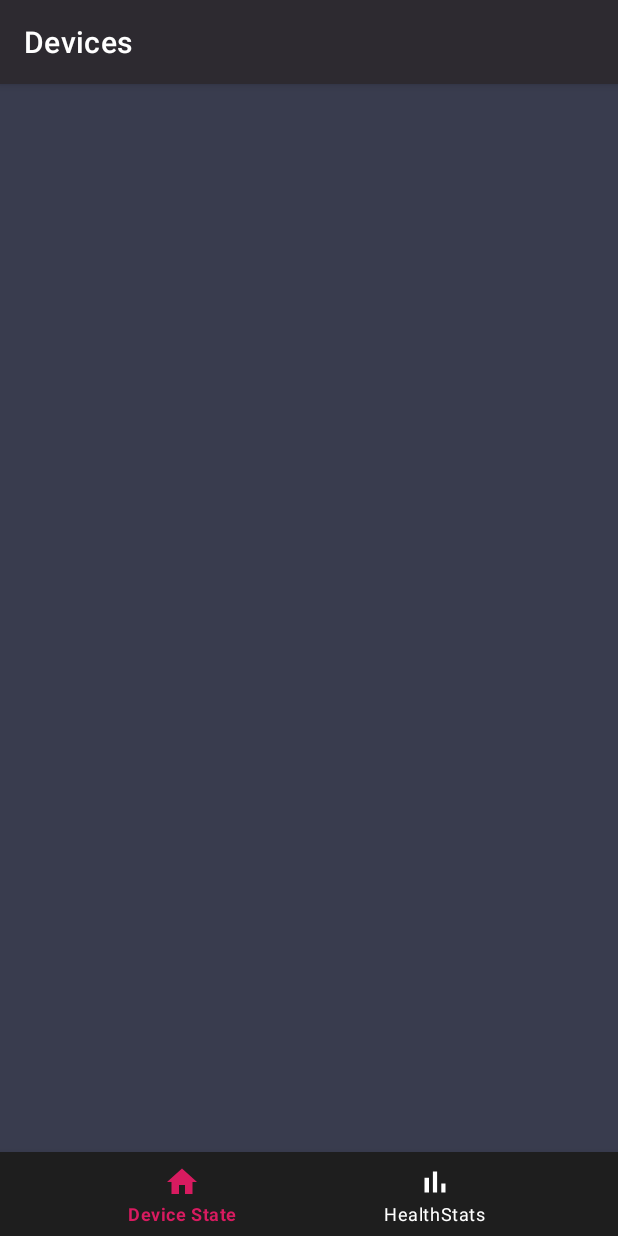
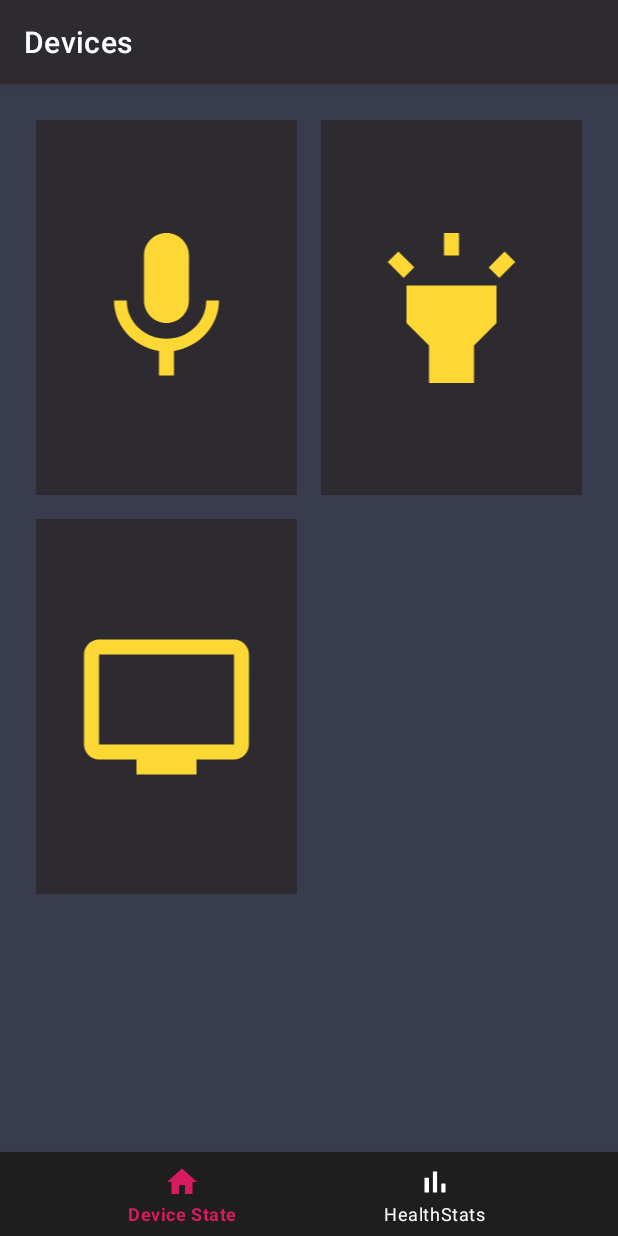
Before and after one commit to jasmeet0915/D.R.A.N.Z.E.R, an Android app: the screen it shows after launch (DranzerActivity), on a phone screen of 412 x 824 dp. Run offline under Robolectric (Android 15) with nearby library versions, the phone set to English and light mode, and no system bars; our stand-ins replace navigation-ui.

Commit message:
Adds initial setup for `DeviceListAdapter` for devices to be controlled

```diff
--- a/dranzer-app/app/build.gradle
+++ b/dranzer-app/app/build.gradle
@@ -1,6 +1,7 @@
 plugins {
     id 'com.android.application'
     id 'kotlin-android'
+    id 'kotlin-android-extensions'
 }
 
 android {
--- a/dranzer-app/app/src/main/java/com/developers/dranzer/data/Device.kt
+++ b/dranzer-app/app/src/main/java/com/developers/dranzer/data/Device.kt
@@ -1,7 +1,10 @@
 package com.developers.dranzer.data
+
+import com.developers.dranzer.R
 
 interface DeviceInterface {
     fun getTopic(): String
+    fun getImage(): Int
 }
 
 enum class Device : DeviceInterface {
@@ -9,15 +12,27 @@ enum class Device : DeviceInterface {
         override fun getTopic(): String {
             return "workroom-alexa"
         }
+
+        override fun getImage(): Int {
+            return R.drawable.baseline_mic_black_48dp
+        }
     },
     ROOM_LIGHT {
         override fun getTopic(): String {
             return "workroom-light"
         }
+
+        override fun getImage(): Int {
+            return R.drawable.baseline_highlight_yellow_600_48dp
+        }
     },
     ALL {
         override fun getTopic(): String {
             return "all-devices"
+        }
+
+        override fun getImage(): Int {
+            TODO("Not yet implemented")
         }
     };
 
@@ -26,10 +41,18 @@ enum class Device : DeviceInterface {
             override fun getTopic(): String {
                 return "extension-one"
             }
+
+            override fun getImage(): Int {
+                TODO("Not yet implemented")
+            }
         },
         EXTENSION_TWO {
             override fun getTopic(): String {
                 return "extension-two"
+            }
+
+            override fun getImage(): Int {
+                TODO("Not yet implemented")
             }
         },
     }
@@ -39,10 +62,18 @@ enum class Device : DeviceInterface {
             override fun getTopic(): String {
                 return "monitor-one"
             }
+
+            override fun getImage(): Int {
+                return R.drawable.baseline_tv_white_48dp
+            }
         },
         TWO {
             override fun getTopic(): String {
                 return "monitor-two"
+            }
+
+            override fun getImage(): Int {
+                return R.drawable.baseline_tv_white_48dp
             }
         };
     }
--- /dev/null
+++ b/dranzer-app/app/src/main/java/com/developers/dranzer/data/DranzerDevice.kt
@@ -0,0 +1,7 @@
+package com.developers.dranzer.data
+
+data class DranzerDevice(
+        val deviceId: Long,
+        val device: DeviceInterface,
+        val state: DeviceState
+)
--- /dev/null
+++ b/dranzer-app/app/src/main/java/com/developers/dranzer/ui/devices/DeviceListAdapter.kt
@@ -0,0 +1,32 @@
+package com.developers.dranzer.ui.devices
+
+import android.view.LayoutInflater
+import android.view.View
+import android.view.ViewGroup
+import androidx.recyclerview.widget.ListAdapter
+import androidx.recyclerview.widget.RecyclerView
+import com.developers.dranzer.R
+import com.developers.dranzer.data.DranzerDevice
+import com.developers.dranzer.ui.devices.DeviceListAdapter.DeviceListViewHolder
+import kotlinx.android.synthetic.main.row_device.view.*
+
+class DeviceListAdapter : ListAdapter<DranzerDevice, DeviceListViewHolder>(DeviceListDiffUtil()) {
+
+    override fun onCreateViewHolder(parent: ViewGroup, viewType: Int): DeviceListViewHolder {
+        val view = LayoutInflater.from(parent.context)
+                .inflate(R.layout.row_device, parent, false)
+        return DeviceListViewHolder(view)
+    }
+
+    override fun onBindViewHolder(holder: DeviceListViewHolder, position: Int) {
+        holder.bind(getItem(position))
+    }
+
+    inner class DeviceListViewHolder(itemView: View) : RecyclerView.ViewHolder(itemView) {
+        fun bind(dranzerDevice: DranzerDevice) {
+            val imageId = dranzerDevice.device.getImage()
+            itemView.deviceImage.setImageResource(imageId)
+        }
+    }
+
+}
--- /dev/null
+++ b/dranzer-app/app/src/main/java/com/developers/dranzer/ui/devices/DeviceListDiffUtil.kt
@@ -0,0 +1,18 @@
+package com.developers.dranzer.ui.devices
+
+import androidx.recyclerview.widget.DiffUtil
+import com.developers.dranzer.data.Device
+import com.developers.dranzer.data.DranzerDevice
+
+class DeviceListDiffUtil: DiffUtil.ItemCallback<DranzerDevice>() {
+
+    override fun areItemsTheSame(oldItem: DranzerDevice, newItem: DranzerDevice): Boolean {
+        return oldItem.deviceId == newItem.deviceId
+    }
+
+    override fun areContentsTheSame(oldItem: DranzerDevice, newItem: DranzerDevice): Boolean {
+        oldItem.device as Device
+        newItem.device as Device
+        return oldItem.device.name == newItem.device.name
+    }
+}
--- a/dranzer-app/app/src/main/java/com/developers/dranzer/ui/devices/DeviceStateFragment.kt
+++ b/dranzer-app/app/src/main/java/com/developers/dranzer/ui/devices/DeviceStateFragment.kt
@@ -5,17 +5,35 @@ import androidx.fragment.app.Fragment
 import android.view.LayoutInflater
 import android.view.View
 import android.view.ViewGroup
+import androidx.recyclerview.widget.GridLayoutManager
 import com.developers.dranzer.R
+import com.developers.dranzer.data.Device
 import com.developers.dranzer.data.DeviceState
+import com.developers.dranzer.data.DranzerDevice
+import kotlinx.android.synthetic.main.fragment_device_state.*
 
 class DeviceStateFragment : Fragment(), DeviceStateView {
 
+    private val deviceListAdapter = DeviceListAdapter()
+
     override fun onCreateView(
-        inflater: LayoutInflater, container: ViewGroup?,
-        savedInstanceState: Bundle?
+            inflater: LayoutInflater, container: ViewGroup?,
+            savedInstanceState: Bundle?
     ): View {
         // Inflate the layout for this fragment
         return inflater.inflate(R.layout.fragment_device_state, container, false)
+    }
+
+    override fun onViewCreated(view: View, savedInstanceState: Bundle?) {
+        super.onViewCreated(view, savedInstanceState)
+        val deviceList = listOf(
+            DranzerDevice(1, Device.ALEXA, DeviceState.OFF),
+            DranzerDevice(2, Device.ROOM_LIGHT, DeviceState.OFF),
+            DranzerDevice(3, Device.Monitors.ONE, DeviceState.OFF)
+        )
+        deviceListAdapter.submitList(deviceList)
+        deviceRecyclerView.layoutManager = GridLayoutManager(activity, 2)
+        deviceRecyclerView.adapter = deviceListAdapter
     }
 
     override fun setDeviceState(state: DeviceState) {
--- /dev/null
+++ b/dranzer-app/app/src/main/res/drawable/baseline_highlight_yellow_600_48dp.xml
@@ -0,0 +1,11 @@
+<?xml version="1.0" encoding="UTF-8" standalone="no"?>
+<vector xmlns:android="http://schemas.android.com/apk/res/android"
+    android:width="24dp"
+    android:height="24dp"
+    android:tint="#FDD835"
+    android:viewportWidth="24.0"
+    android:viewportHeight="24.0">
+    <path
+        android:fillColor="@android:color/white"
+        android:pathData="M6,14l3,3v5h6v-5l3,-3L18,9L6,9zM11,2h2v3h-2zM3.5,5.875L4.914,4.46l2.12,2.122L5.62,7.997zM16.96,6.585l2.123,-2.12 1.414,1.414L18.375,8z" />
+</vector>
--- /dev/null
+++ b/dranzer-app/app/src/main/res/drawable/baseline_mic_black_48dp.xml
@@ -0,0 +1,11 @@
+<?xml version="1.0" encoding="UTF-8" standalone="no"?>
+<vector xmlns:android="http://schemas.android.com/apk/res/android"
+    android:width="24dp"
+    android:height="24dp"
+    android:tint="#FDD835"
+    android:viewportWidth="24.0"
+    android:viewportHeight="24.0">
+    <path
+        android:fillColor="@android:color/white"
+        android:pathData="M12,14c1.66,0 2.99,-1.34 2.99,-3L15,5c0,-1.66 -1.34,-3 -3,-3S9,3.34 9,5v6c0,1.66 1.34,3 3,3zM17.3,11c0,3 -2.54,5.1 -5.3,5.1S6.7,14 6.7,11L5,11c0,3.41 2.72,6.23 6,6.72L11,21h2v-3.28c3.28,-0.48 6,-3.3 6,-6.72h-1.7z" />
+</vector>
--- /dev/null
+++ b/dranzer-app/app/src/main/res/drawable/baseline_tv_white_48dp.xml
@@ -0,0 +1,11 @@
+<?xml version="1.0" encoding="UTF-8" standalone="no"?>
+<vector xmlns:android="http://schemas.android.com/apk/res/android"
+    android:width="24dp"
+    android:height="24dp"
+    android:tint="#FDD835"
+    android:viewportWidth="24.0"
+    android:viewportHeight="24.0">
+    <path
+        android:fillColor="@android:color/white"
+        android:pathData="M21,3L3,3c-1.1,0 -2,0.9 -2,2v12c0,1.1 0.9,2 2,2h5v2h8v-2h5c1.1,0 1.99,-0.9 1.99,-2L23,5c0,-1.1 -0.9,-2 -2,-2zM21,17L3,17L3,5h18v12z" />
+</vector>
--- a/dranzer-app/app/src/main/res/layout/fragment_device_state.xml
+++ b/dranzer-app/app/src/main/res/layout/fragment_device_state.xml
@@ -6,8 +6,9 @@
     tools:context=".ui.devices.DeviceStateFragment">
 
     <androidx.recyclerview.widget.RecyclerView
+        android:id="@+id/deviceRecyclerView"
         android:layout_width="match_parent"
         android:layout_height="match_parent"
-        android:layout_margin="24dp"/>
+        android:layout_margin="16dp"/>
 
 </FrameLayout>
--- /dev/null
+++ b/dranzer-app/app/src/main/res/layout/row_device.xml
@@ -0,0 +1,18 @@
+<?xml version="1.0" encoding="utf-8"?>
+<androidx.constraintlayout.widget.ConstraintLayout xmlns:android="http://schemas.android.com/apk/res/android"
+    xmlns:app="http://schemas.android.com/apk/res-auto"
+    android:layout_width="match_parent"
+    android:layout_height="250dp"
+    android:layout_margin="8dp"
+     android:background="@color/colorPrimary">
+
+    <ImageView
+        android:id="@+id/deviceImage"
+        android:layout_width="match_parent"
+        android:layout_height="120dp"
+        android:src="@drawable/baseline_mic_black_48dp"
+        app:layout_constraintBottom_toBottomOf="parent"
+        app:layout_constraintEnd_toEndOf="parent"
+        app:layout_constraintStart_toStartOf="parent"
+        app:layout_constraintTop_toTopOf="parent" />
+</androidx.constraintlayout.widget.ConstraintLayout>
```
